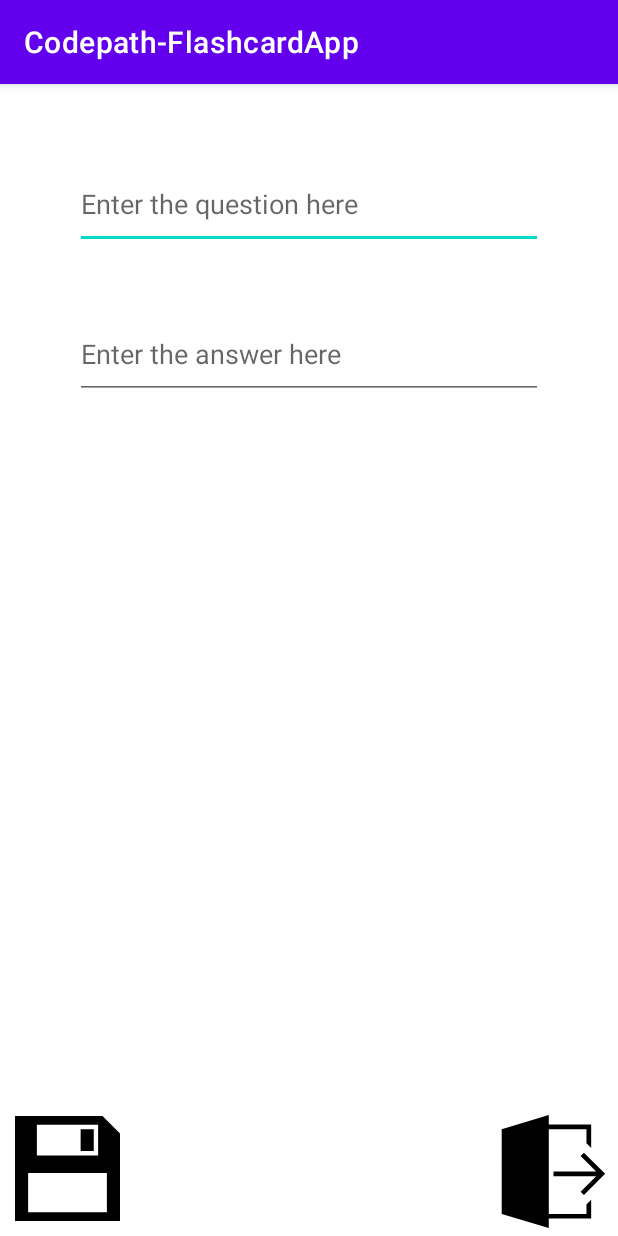
After one commit to lo-maxwell/Codepath-FlashcardApp, an Android app: the AddCardActivity screen opened directly, with no data from a screen before it, on a phone screen of 412 x 824 dp. The commit adds this screen. Run offline under Robolectric (Android 15) with nearby library versions, the phone set to English and light mode, and no system bars.

```diff
--- a/app/build.gradle
+++ b/app/build.gradle
@@ -33,7 +33,10 @@ dependencies {
     implementation 'androidx.appcompat:appcompat:1.2.0'
     implementation 'com.google.android.material:material:1.2.1'
     implementation 'androidx.constraintlayout:constraintlayout:2.0.4'
+    implementation 'com.android.support:support-annotations:28.0.0'
     testImplementation 'junit:junit:4.+'
     androidTestImplementation 'androidx.test.ext:junit:1.1.2'
     androidTestImplementation 'androidx.test.espresso:espresso-core:3.3.0'
+    //noinspection GradleCompatible
+    implementation 'com.android.support:design:27.1.1'
 }
--- a/app/src/main/AndroidManifest.xml
+++ b/app/src/main/AndroidManifest.xml
@@ -16,6 +16,7 @@
                 <category android:name="android.intent.category.LAUNCHER" />
             </intent-filter>
         </activity>
+        <activity android:name=".AddCardActivity"/>
     </application>
 
 </manifest>
--- /dev/null
+++ b/app/src/main/java/com/example/codepath_flashcardapp/AddCardActivity.java
@@ -0,0 +1,38 @@
+package com.example.codepath_flashcardapp;
+
+import android.content.Intent;
+import android.os.Bundle;
+import android.view.View;
+import android.widget.EditText;
+import android.widget.ImageView;
+
+import androidx.appcompat.app.AppCompatActivity;
+
+public class AddCardActivity extends AppCompatActivity {
+    @Override
+    protected void onCreate(Bundle savedInstanceState) {
+        super.onCreate(savedInstanceState);
+        setContentView(R.layout.activity_addcard);
+
+        ImageView saveCard = (ImageView)findViewById(R.id.imageView_save);
+        ImageView exitCard = (ImageView)findViewById(R.id.imageView_exit);
+
+        saveCard.setOnClickListener(new View.OnClickListener() {
+            @Override
+            public void onClick(View v) {
+                Intent data = new Intent(); // create a new Intent, this is where we will put our data
+                data.putExtra("question", ((EditText) findViewById(R.id.editText_Question)).getText().toString()); // puts one string into the Intent, with the key as 'string1'
+                data.putExtra("answer", ((EditText) findViewById(R.id.editText_Answer)).getText().toString()); // puts another string into the Intent, with the key as 'string2
+                setResult(RESULT_OK, data); // set result code and bundle data for response
+                finish(); // closes this activity and pass data to the original activity that launched this activity
+            }
+        });
+
+        exitCard.setOnClickListener(new View.OnClickListener() {
+            @Override
+            public void onClick(View v) {
+                finish();
+            }
+        });
+    }
+}
--- /dev/null
+++ b/app/src/main/res/drawable/ic_icon_exit.xml
@@ -0,0 +1,10 @@
+<vector xmlns:android="http://schemas.android.com/apk/res/android"
+    android:width="24dp"
+    android:height="24dp"
+    android:viewportWidth="24"
+    android:viewportHeight="24">
+  <path
+      android:fillColor="#FF000000"
+      android:pathData="M11,21h8v-2l1,-1v4h-9v2l-10,-3v-18l10,-3v2h9v5l-1,-1v-3h-8v18zM21.053,12l-3.293,-3.293 0.707,-0.707 4.5,4.5 -4.5,4.5 -0.707,-0.707 3.293,-3.293h-9.053v-1h9.053z"
+      android:fillType="evenOdd"/>
+</vector>
--- /dev/null
+++ b/app/src/main/res/drawable/ic_icon_save.xml
@@ -0,0 +1,10 @@
+<vector xmlns:android="http://schemas.android.com/apk/res/android"
+    android:width="24dp"
+    android:height="24dp"
+    android:viewportWidth="24"
+    android:viewportHeight="24">
+  <path
+      android:fillColor="#FF000000"
+      android:pathData="M15.003,3h2.997v5h-2.997v-5zM24,4v20h-24v-24h20l4,4zM5,9h14v-7h-14v7zM21,13h-18v9h18v-9z"
+      android:fillType="evenOdd"/>
+</vector>
--- /dev/null
+++ b/app/src/main/res/layout/activity_addcard.xml
@@ -0,0 +1,67 @@
+<?xml version="1.0" encoding="utf-8"?>
+<RelativeLayout xmlns:android="http://schemas.android.com/apk/res/android"
+    xmlns:app="http://schemas.android.com/apk/res-auto"
+    xmlns:tools="http://schemas.android.com/tools"
+    android:layout_width="match_parent"
+    android:layout_height="match_parent">
+
+    <ImageView
+        android:id="@+id/imageView_exit"
+        android:layout_width="75dp"
+        android:layout_height="75dp"
+        android:layout_alignParentEnd="true"
+        android:layout_alignParentRight="true"
+        android:layout_alignParentBottom="true"
+        android:layout_marginEnd="5dp"
+        android:layout_marginRight="5dp"
+        android:layout_marginBottom="5dp"
+        android:src="@drawable/ic_icon_exit" />
+
+    <ImageView
+        android:id="@+id/imageView_save"
+        android:layout_width="70dp"
+        android:layout_height="70dp"
+        android:layout_alignParentStart="true"
+        android:layout_alignParentLeft="true"
+        android:layout_alignParentBottom="true"
+        android:layout_marginStart="10dp"
+        android:layout_marginLeft="10dp"
+        android:layout_marginBottom="10dp"
+        android:src="@drawable/ic_icon_save" />
+
+    <EditText
+        android:id="@+id/editText_Question"
+        android:layout_width="200dp"
+        android:layout_height="60dp"
+        android:layout_alignParentStart="true"
+        android:layout_alignParentLeft="true"
+        android:layout_alignParentTop="true"
+        android:layout_alignParentEnd="true"
+        android:layout_alignParentRight="true"
+        android:layout_marginStart="50dp"
+        android:layout_marginLeft="50dp"
+        android:layout_marginTop="50dp"
+        android:layout_marginEnd="50dp"
+        android:layout_marginRight="50dp"
+        android:ems="10"
+        android:hint="Enter the question here"
+        android:inputType="textPersonName" />
+
+    <EditText
+        android:id="@+id/editText_Answer"
+        android:layout_width="100dp"
+        android:layout_height="60dp"
+        android:layout_below="@+id/editText_Question"
+        android:layout_alignParentStart="true"
+        android:layout_alignParentLeft="true"
+        android:layout_alignParentEnd="true"
+        android:layout_alignParentRight="true"
+        android:layout_marginStart="50dp"
+        android:layout_marginLeft="50dp"
+        android:layout_marginTop="40dp"
+        android:layout_marginEnd="50dp"
+        android:layout_marginRight="50dp"
+        android:ems="10"
+        android:hint="Enter the answer here"
+        android:inputType="textPersonName" />
+</RelativeLayout>
```
Also changed, not shown: app/src/main/java/com/example/codepath_flashcardapp/MainActivity.java (+37 -3 lines), app/src/main/res/drawable/ic_icon_add.xml (added, +9 -0 lines), app/src/main/res/layout/activity_main.xml (+12 -0 lines), gradle/wrapper/gradle-wrapper.properties, 1 other file.
